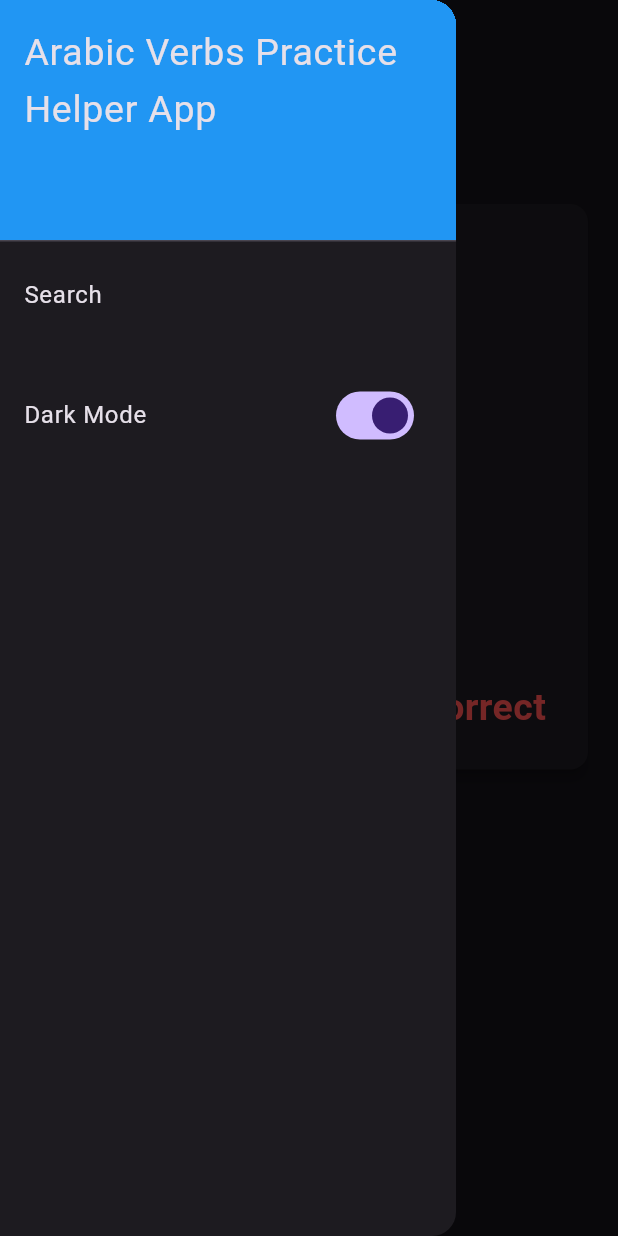
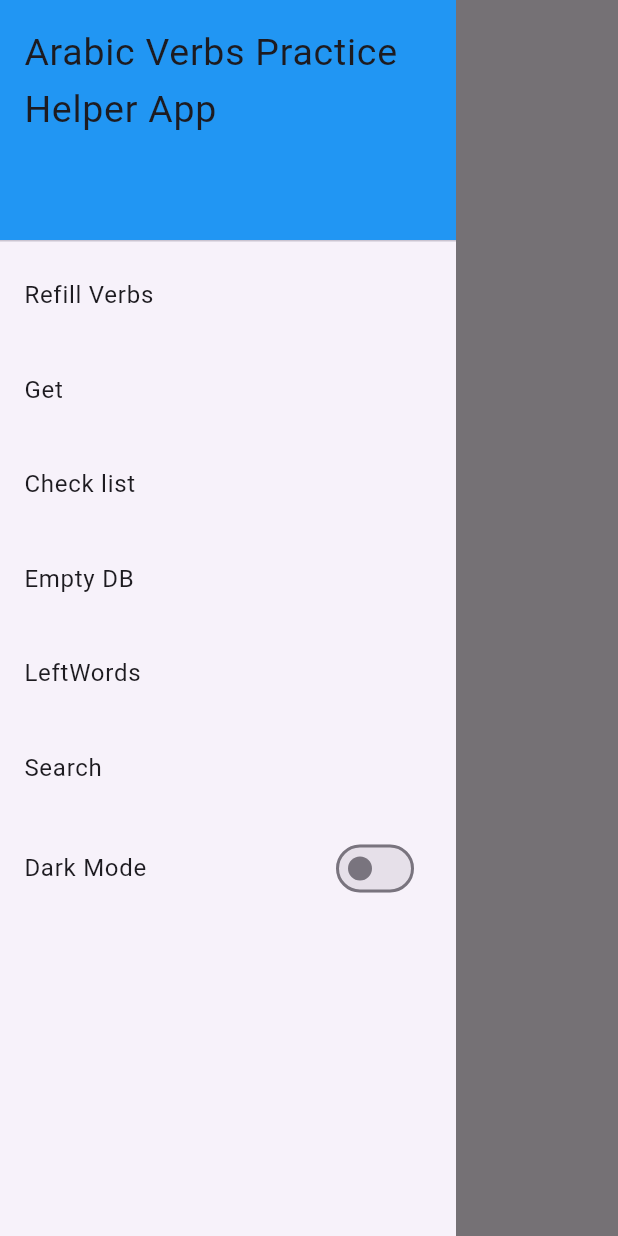
Before and after one commit to shababhsiddique/arabic-baab-app, a Flutter app: the screen it shows after launch, with the side drawer open, on a phone screen of 412 x 824 dp. Run offline on Flutter 3.47's test engine with Material 3 defaults, Android fonts, the light colour scheme and no system bars; our stand-ins replace csv, flutter_riverpod, hive, hive_flutter, shared_preferences; accounts and stored records are empty; network calls fail.

Commit message:
Question asking works

```diff
--- /dev/null
+++ b/lib/helper/hive.dart
@@ -0,0 +1,138 @@
+import 'dart:convert';
+
+import 'package:baab_practice/model/ArabicVerb.dart';
+import 'package:hive/hive.dart';
+import 'package:csv/csv.dart';
+import 'package:http/http.dart' as http;
+
+abstract class VerbAppDatabase {
+  static Box? box;
+
+  static const String mainVerbBox = "mainVerbBox";
+  static const String verbListIndex = "verbs";
+  static const String incorrectListIndex = "incorrect";
+  static const String sourceCSVURL = 'https://docs.google.com/spreadsheets/d/e/2PACX-1vSJoUk2VttAgxByuYVMPDNPc1I8YdpgEYOqql3xqFeJ7RxI1pLkaNrkc2pAi721c1a7bnNIxyfl56g2/pub?gid=728929932&single=true&output=csv';
+
+  static Future<Box?> initHive() async {
+    box = await Hive.openBox(mainVerbBox);
+    return box;
+  }
+
+  static Future<void> addVerb(ArabicVerb verb) async {
+    box ??= Hive.box<ArabicVerb>(mainVerbBox);
+    await box!.put(verb.maadi, verb);
+  }
+
+  static List<ArabicVerb> fetchVerbs() {
+    box ??= Hive.box<ArabicVerb>(mainVerbBox);
+
+    List<ArabicVerb> verbList = [];
+
+    for (ArabicVerb verb in box!.values) {
+      print("Maadi: ${verb.maadi}, Bengali: ${verb.bengaliMeaning}");
+      verbList.add(verb);
+    }
+    return verbList;
+  }
+
+  static Future<bool> fillVerbsFromSource() async {
+    // Fetch CSV file from the link
+    try {
+      // Fetch CSV file from the link
+      final response = await http.get(Uri.parse(sourceCSVURL));
+
+      if (response.statusCode == 200) {
+        box ??= Hive.box<ArabicVerb>(mainVerbBox);
+        final csvData = utf8.decode(response.bodyBytes);
+
+        // Parse CSV data
+        List<List<dynamic>> rows = const CsvToListConverter().convert(csvData);
+
+        // Skip header row and process the data
+        for (int i = 1; i < rows.length; i++) {
+          final row = rows[i];
+
+          ArabicVerb verb = ArabicVerb(
+            maadi: row[0].toString(),
+            mudari: row[1].toString(),
+            masdar: row[2].toString(),
+            bengaliMeaning: row[3].toString(),
+            baab: row[4].toString(),
+          );
+
+          if(!box!.containsKey(verb.maadi)){
+            // Add each new verb to Hive database
+            await box!.put(verb.maadi, verb);
+          }
+        }
+
+        print('CSV processing completed.');
+        return true;
+      } else {
+        print('Failed to load CSV: ${response.statusCode}');
+      }
+    } catch (e) {
+      print('Error fetching or processing CSV: $e');
+    }
+    return false;
+  }
+
+  static ArabicVerb? getVerbByMaadi(String maadi) {
+    box ??= Hive.box<ArabicVerb>(mainVerbBox);
+    return box!.get(maadi); // Retrieve using the maadi as the key
+  }
+
+  static Future<void> clearData() async {
+    box ??= Hive.box<ArabicVerb>(mainVerbBox);
+    await box!.clear();
+  }
+
+  Future<void> increaseVerbFail(ArabicVerb verb) async {
+    box = Hive.box<ArabicVerb>(mainVerbBox);
+
+    verb.failCounter = verb.failCounter + 1;
+    await verb.save();
+
+    /* ArabicVerb row = box!.get(verb.maadi);
+    verb.failCounter = verb.failCounter + 1;
+    row.failCounter = verb.failCounter;
+    await row.save();*/
+  }
+
+  Future<void> decreaseVerbFail(ArabicVerb verb) async {
+     box = Hive.box<ArabicVerb>(mainVerbBox);
+
+    verb.failCounter = verb.failCounter - 1;
+    await verb.save();
+  }
+
+  List<ArabicVerb> getPreviousFailWords() {
+    var box = Hive.box<ArabicVerb>('verbsBox');
+    // Filter verbs where failCounter is greater than 0 (indicating incorrect attempts)
+    return box.values.where((verb) => verb.failCounter > 0).toList();
+  }
+
+  /*static Future<void> addToIncorrect(ArabicVerb verb) async {
+    box ??= Hive.box<ArabicVerb>(mainVerbBox);
+    await iBox!.put(verb.maadi, verb);
+  }
+
+  static Future<void> removeFromIncorrect(ArabicVerb verb) async {
+    iBox ??= Hive.box<ArabicVerb>(incorrectBox);
+    await iBox!.delete(verb.maadi);
+  }
+
+  static List<ArabicVerb> fetchIncorrect() {
+    iBox ??= Hive.box<ArabicVerb>(incorrectBox);
+
+    List<ArabicVerb> verbList = [];
+
+    for (ArabicVerb verb in iBox!.values) {
+      verbList.add(verb);
+    }
+    return verbList;
+  }*/
+
+
+
+}
--- a/lib/config/styles.dart
+++ b/lib/helper/styles.dart
@@ -8,15 +8,15 @@
 abstract class myTextStyles {
 
   static const TextStyle cardTitle = TextStyle(
-    fontSize: 30,
+    fontSize: 26,
     fontWeight: FontWeight.w600,
-    height: 2.5,
+    //height: 2.5,
     color: Colors.blue
 
   );
 
   static const TextStyle cardColumnHeading = TextStyle(
-    fontSize: 24,
+    fontSize: 20,
   );
 
   static const TextStyle cardColumnValue = TextStyle(
@@ -24,8 +24,8 @@
   );
 
   static const TextStyle cardButton = TextStyle(
-      fontSize: 25,
+      fontSize: 20,
       fontWeight: FontWeight.bold,
-      color: Colors.blue
+      color: Colors.black
   );
 }
--- /dev/null
+++ b/lib/model/ArabicVerb.dart
@@ -0,0 +1,57 @@
+import 'dart:math';
+
+import 'package:hive/hive.dart';
+
+part 'ArabicVerb.g.dart';  // For Hive code generation
+//flutter pub run build_runner build --delete-conflicting-outputs
+@HiveType(typeId: 0)  // Unique ID for the class
+class ArabicVerb extends HiveObject {
+  @HiveField(0)
+  String maadi;
+
+  @HiveField(1)
+  String mudari;
+
+  @HiveField(2)
+  String masdar;
+
+  @HiveField(3)
+  String baab;
+
+  @HiveField(4)
+  String bengaliMeaning;
+
+  @HiveField(5)
+  String exampleSentence;  // Example sentence for the verb
+
+  @HiveField(6)
+  int failCounter;  // For marking favorite verbs
+
+  @HiveField(7)
+  bool isFavorite;  // For marking favorite verbs
+
+  ArabicVerb({
+    required this.maadi,
+    required this.mudari,
+    required this.masdar,
+    required this.baab,
+    required this.bengaliMeaning,
+    this.exampleSentence = '',
+    this.isFavorite = false,
+    this.failCounter = 0,
+  });
+
+  String pickRandomQuestion() {
+    final List<String> properties = [
+      maadi,
+      mudari,
+      masdar,
+      bengaliMeaning,
+    ];
+
+    final Random random = Random();
+    int randomIndex = random.nextInt(properties.length);
+
+    return properties[randomIndex];
+  }
+}
--- a/lib/model/word.dart
+++ /dev/null
@@ -1,16 +0,0 @@
-class Verb {
-
-  String maadi;
-  String mudari;
-  String masdar;
-  String bengali;
-  String baab;
-
-  Verb({
-    required this.maadi,
-    required this.mudari,
-    required this.masdar,
-    required this.bengali,
-    required this.baab,
-  });
-}
--- a/lib/myApp.dart
+++ b/lib/myApp.dart
@@ -1,4 +1,4 @@
-import 'package:baab_practice/config/router.dart';
+import 'package:baab_practice/helper/router.dart';
 import 'package:baab_practice/controller/appController.dart';
 import 'package:baab_practice/screens/home.dart';
 import 'package:flutter/material.dart';
--- a/lib/screens/home.dart
+++ b/lib/screens/home.dart
@@ -1,18 +1,22 @@
-import 'package:baab_practice/config/styles.dart';
-import 'package:baab_practice/model/word.dart';
+import 'package:baab_practice/helper/styles.dart';
+import 'package:baab_practice/model/ArabicVerb.dart';
 import 'package:baab_practice/widgets/baab_practice_app_drawer.dart';
 import 'package:baab_practice/controller/appController.dart';
 import 'package:baab_practice/widgets/verbCard.dart';
 import 'package:flutter/material.dart';
 import 'package:flutter_riverpod/flutter_riverpod.dart';
 
-class AppHome extends StatelessWidget {
+class AppHome extends ConsumerWidget {
   const AppHome({
     super.key,
   });
 
   @override
-  Widget build(BuildContext context) {
+  Widget build(BuildContext context, ref) {
+
+    final applicationController = ref.watch(appController);
+
+
     return SafeArea(
       child: Scaffold(
         appBar: AppBar(
@@ -23,18 +27,22 @@
         ),
         drawer: BaabPracticeAppDrawer(),
         body: SingleChildScrollView(
-          child: VerbCard(
-            question: "AskingThis",
-            arabicVerb: Verb(
-              maadi: 'test',
-              mudari: 'ba',
-              masdar: 'b',
-              bengali: 'c',
-              baab: 'd',
+          child: Center(
+            child: Column(
+              children: [
+                (applicationController.currentQuestionVerb != null
+                    ? VerbCard(
+                  question: applicationController.currentQuestionText,
+                  arabicVerb: applicationController.currentQuestionVerb!,
+                )
+                    : Text("No Question Found")),
+                Text("Currently showing ALL"),
+                Text("Verbs left ${applicationController.getCurrentSessionWordsLeft()}"),
+                Text("Incorrect count ${applicationController.geCurrenttIncorrectCount()}"),
+              ],
             ),
           ),
         ),
-
       ),
     );
   }
--- a/lib/screens/search.dart
+++ b/lib/screens/search.dart
@@ -1,8 +1,4 @@
-import 'package:baab_practice/config/styles.dart';
-import 'package:baab_practice/model/word.dart';
-import 'package:baab_practice/widgets/baab_practice_app_drawer.dart';
-import 'package:baab_practice/controller/appController.dart';
-import 'package:baab_practice/widgets/verbCard.dart';
+import 'package:baab_practice/helper/styles.dart';
 import 'package:flutter/material.dart';
 import 'package:flutter_riverpod/flutter_riverpod.dart';
 
--- a/lib/widgets/baab_practice_app_drawer.dart
+++ b/lib/widgets/baab_practice_app_drawer.dart
@@ -1,4 +1,6 @@
 import 'package:baab_practice/controller/appController.dart';
+import 'package:baab_practice/helper/hive.dart';
+import 'package:baab_practice/model/ArabicVerb.dart';
 import 'package:flutter/material.dart';
 import 'package:flutter_riverpod/flutter_riverpod.dart';
 
@@ -11,7 +13,13 @@
   @override
   Widget build(BuildContext context, WidgetRef ref) {
 
+    final applicationController = ref.watch(appController);
+
+
     return Drawer(
+      shape: RoundedRectangleBorder(
+        borderRadius: BorderRadius.zero,
+      ),
       child: ListView(
         padding: EdgeInsets.zero,
         children: [
@@ -27,22 +35,64 @@
             ),
           ),
           ListTile(
+            title: const Text('Refill Verbs'),
+            onTap: () {
+              VerbAppDatabase.fillVerbsFromSource();
+            },
+          ),
+          SizedBox(height: 7),
+
+          ListTile(
+            title: const Text('Get'),
+            onTap: () {
+              ArabicVerb? v = VerbAppDatabase.getVerbByMaadi('كَتَبَ');
+              if(v != null){
+                print("vrb found - ${v.mudari} ${v.masdar}");
+              }
+            },
+          ),
+          SizedBox(height: 7),
+
+          ListTile(
+            title: const Text('Check list'),
+            onTap: () {
+              VerbAppDatabase.fetchVerbs();
+            },
+          ),
+          SizedBox(height: 7),
+
+          ListTile(
+            title: const Text('Empty DB'),
+            onTap: () {
+              VerbAppDatabase.clearData();
+            },
+          ),
+          SizedBox(height: 7),
+
+          ListTile(
+            title: const Text('LeftWords'),
+            onTap: () {
+              applicationController.getCurrentSessionWordsLeft();
+            },
+          ),
+          SizedBox(height: 7),
+
+          ListTile(
             title: const Text('Search'),
             onTap: () {
               Navigator.of(context).popAndPushNamed(  '/search');
             },
           ),
-
-          SizedBox(height: 20),
+          SizedBox(height: 7),
           ListTile(
             title: Row(
               mainAxisAlignment: MainAxisAlignment.spaceBetween,
               children: [
                 Text("Dark Mode"),
                 Switch(
-                  value:  ref.read(appController).isDarkmode,
+                  value: applicationController.isDarkmode,
                   onChanged: (value) {
-                    ref.read(appController).toggleDarkmode();
+                    applicationController.toggleDarkMode();
                   },
                 )
               ],
--- a/lib/widgets/verbCard.dart
+++ b/lib/widgets/verbCard.dart
@@ -1,33 +1,14 @@
-import 'package:baab_practice/config/styles.dart';
-import 'package:baab_practice/model/word.dart';
-import 'package:flutter/cupertino.dart';
+import 'package:baab_practice/controller/appController.dart';
+import 'package:baab_practice/helper/styles.dart';
+import 'package:baab_practice/model/ArabicVerb.dart';
 import 'package:flutter/material.dart';
-/*
-verbCard({required Verb verb}){
-  return Card(
-    child: Column(
-      children: [
-        cardDataRow(heading: "Maadi", value: verb.maadi),
-        cardDataRow(heading: "Mudari", value: verb.mudari),
-        cardDataRow(heading: "Meaning", value: verb.bengali),
-        cardDataRow(heading: "Masdar", value: verb.masdar),
-        cardDataRow(heading: "Baab", value: verb.baab),
-      ],
-    ),
-  );
-}
-cardDataRow({required String heading, required String value}) {
-  return Row(
-    children: <Widget>[Text(heading), Text(value)],
-  );
-}
-*/
+import 'package:flutter_riverpod/flutter_riverpod.dart';
 
-import 'package:flutter/material.dart';
 
-class VerbCard extends StatelessWidget {
-  final Verb arabicVerb;
+class VerbCard extends ConsumerWidget {
+  final ArabicVerb arabicVerb;
   final String question;
+
 
   const VerbCard({
     Key? key,
@@ -36,28 +17,40 @@
   }) : super(key: key);
 
   @override
-  Widget build(BuildContext context) {
-    return Card(
-      elevation: 4, // Adds shadow effect
+  Widget build(BuildContext context, ref) {
+
+    final applicationControl = ref.watch(appController);
+    final bool showingAnswer = applicationControl.showAnswer;
+
+    return Column(
+      children: [
+        Card(
+          elevation: 2, // Adds shadow effect
           shape: RoundedRectangleBorder(
-        borderRadius: BorderRadius.circular(12),
+            borderRadius: BorderRadius.zero,
           ),
           margin: EdgeInsets.only(
-        top: MediaQuery.of(context).orientation == Orientation.portrait ? 80 : 10,
-        bottom: 10,
-        right: 20,
-        left: 20,
+            top: MediaQuery.of(context).orientation == Orientation.portrait
+                ? 80
+                : 0,
+            bottom: 5,
+            right: 15,
+            left: 15,
           ),
-      child: Padding(
+          child: Container(
+            constraints: BoxConstraints(
+              maxWidth: 500,
+            ),
             padding: EdgeInsets.symmetric(
               horizontal: 20,
-          vertical: 15,
+              vertical: 10,
             ),
             child: Column(
               mainAxisSize: MainAxisSize.min,
               crossAxisAlignment: CrossAxisAlignment.start,
               children: [
                 // Arabic Word with Tashkeel
+                SizedBox(height: 5),
                 Center(
                   child: Text(
                     question,
@@ -66,66 +59,98 @@
                   ),
                 ),
                 SizedBox(height: 10),
-            createDataRow("Maadi", arabicVerb.maadi),
+                createDataRow("Maadi",  arabicVerb.maadi , showingAnswer),
+                SizedBox(height: 3),
+                createDataRow("Mudari", arabicVerb.mudari, showingAnswer),
+                SizedBox(height: 3),
+                createDataRow("Masdar", arabicVerb.masdar, showingAnswer),
+                SizedBox(height: 3),
+                createDataRow("Bengali", arabicVerb.bengaliMeaning, showingAnswer),
+                SizedBox(height: 3),
+                createDataRow("Baab", arabicVerb.baab, showingAnswer),
                 SizedBox(height: 8),
-            createDataRow("Mudari", arabicVerb.mudari),
-            SizedBox(height: 8),
-            createDataRow("Masdar", arabicVerb.masdar),
-            SizedBox(height: 8),
-            createDataRow("Bengali", arabicVerb.bengali),
-            SizedBox(height: 8),
-            createDataRow("Baab", arabicVerb.baab),
-            SizedBox(height: 8),
-
-            // Action Buttons (e.g., Favorite, Share)
-            Row(
-              mainAxisAlignment: MainAxisAlignment.spaceBetween,
-              children: [
-                IconButton(
-                  icon: Row(
-                    children: [
-                      Icon(
-                        Icons.check,
-                        color: Colors.blue,
-                        size: 25,
-                      ),
-                      SizedBox(width: 5),
-                      Text("Correct",
-                          style: myTextStyles.cardButton),
               ],
             ),
+          ),
+        ),
+        // Action Buttons (e.g., Favorite, Share)
+        Container(
+          margin: EdgeInsets.symmetric(
+            horizontal: 15,
+          ),
+          constraints: BoxConstraints(
+            maxWidth: 500,
+          ),
+          padding: const EdgeInsets.symmetric(
+            //horizontal: 15,
+            vertical: 5,
+          ),
+          child: Row(
+            mainAxisSize: MainAxisSize.max,
+            children: [
+              Expanded(
+                flex: 1,
+                child: Container(
+                  color: Color(0xFFFCAE1E),
+                  child: TextButton(
                     onPressed: () {
-                    // Handle favorite action
+                      //just generate new question, keep current question in pool
+                      applicationControl.setShowAnswer(false);
+                      applicationControl.addToIncorrect(arabicVerb);
+                      applicationControl.generateNewRandomQuestionVerb();
                     },
-                ),
-                IconButton(
-                  icon: Row(
+                    child: Row(
+                      mainAxisAlignment: MainAxisAlignment.center,
                       children: [
-                      Icon(
-                        Icons.close,
-                        color: Colors.red,
-                        size: 25,
-                      ),
-                      SizedBox(width: 5),
-                      Text("Incorrect",
-                          style: myTextStyles.cardButton.copyWith(
-                            color: Colors.redAccent,
-                          )),
-                    ],
-                  ),
-                  onPressed: () {
-                    // Handle share action
-                  },
-                ),
-              ],
+                        Text(
+                          showingAnswer ? "Incorrect" : "Ask Later",
+                          style: myTextStyles.cardButton,
                         ),
                       ],
                     ),
                   ),
+                ),
+              ),
+              SizedBox(
+                width:10,
+              ),
+              Expanded(
+                flex: 1,
+                child: Container(
+                  color: Color(0xFF00D1D1),
+                  child: TextButton(
+                    onPressed: () {
+                      if(!showingAnswer){
+                        applicationControl.setShowAnswer(true);
+                      } else {
+                        //picked correct, remove current question
+                        applicationControl.removeCurrentQuestionFromPool();
+                        //generate new
+                        applicationControl.setShowAnswer(false);
+                        applicationControl.generateNewRandomQuestionVerb();
+                      }
+                    },
+                    child: Row(
+                      mainAxisAlignment: MainAxisAlignment.center,
+                      children: [
+                        Text(
+                          showingAnswer ? "Correct" : "Show Answer",
+                          style: myTextStyles.cardButton,
+                          overflow: TextOverflow.ellipsis,
+                        ),
+                      ],
+                    ),
+                  ),
+                ),
+              )
+            ],
+          ),
+        ),
+      ],
     );
   }
 
-  Widget createDataRow(String title, String value) {
+  Widget createDataRow(String title, String value, bool showAnswer) {
     return Row(
       mainAxisAlignment: MainAxisAlignment.start,
       children: [
@@ -150,8 +175,11 @@
             left: 15,
           ),
           child: Text(
-            value,
-            style: myTextStyles.cardColumnValue,
+            showAnswer ? value : "guess...",
+            style: myTextStyles.cardColumnValue.copyWith(
+              fontSize: (title == 'Bengali' ? 20 :null),
+              color: !showAnswer ? Colors.grey : null,
+            ),
           ),
         )
       ],
```
Also changed, not shown: lib/controller/appController.dart (+72 -10 lines), lib/helper/preferences.dart (added, +68 -0 lines), lib/main.dart (+8 -0 lines), pubspec.yaml (+6 -2 lines), lib/helper/router.dart (renamed from lib/config/router.dart), lib/model/ArabicVerb.g.dart (added), pubspec.lock, 1 other file. Lines whose indentation alone changed are shown as unchanged.
